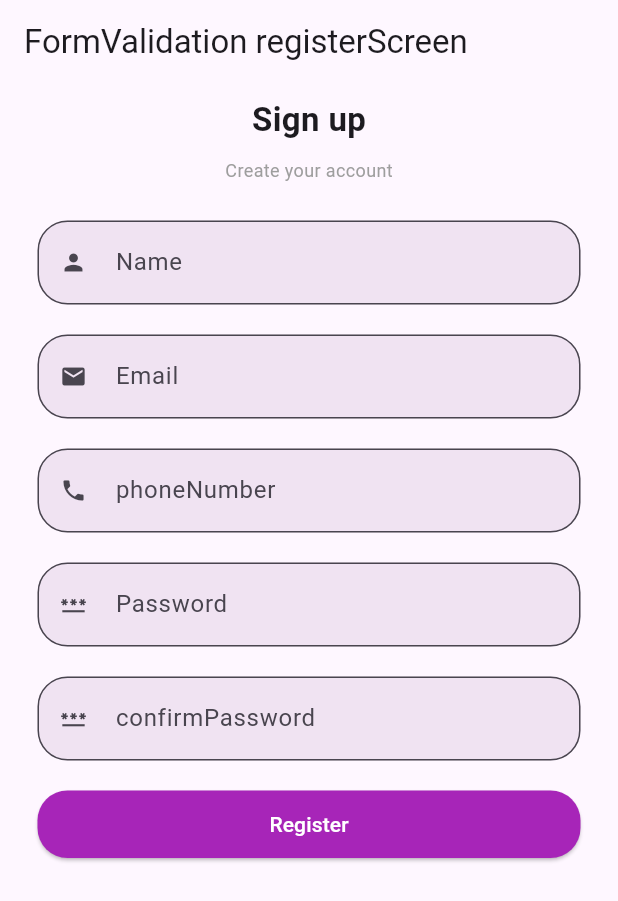
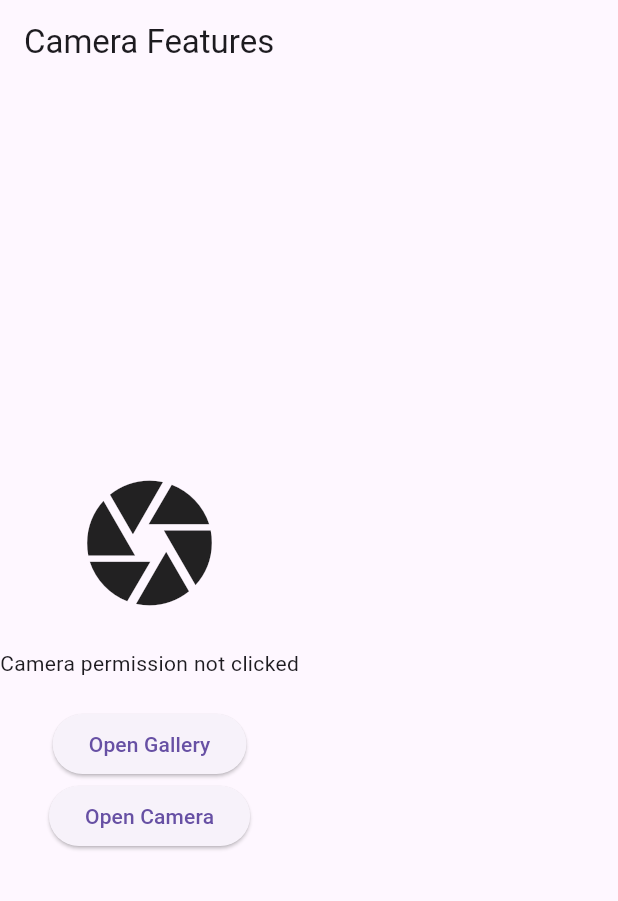
Before and after one commit to sombir0381/partice_ptojects, a Flutter app: the screen it shows after launch, on a phone screen of 412 x 824 dp. Shown: the top 901 px of the screen. Run offline on Flutter 3.47's test engine with Material 3 defaults, Android fonts, the phone set to English and light mode, and no system bars; our stand-ins replace image_picker, permission_handler, shared_preferences.

Commit message:
Camera permission

```diff
--- /dev/null
+++ b/lib/devicepermission/camerafeatures.dart
@@ -0,0 +1,99 @@
+import 'dart:io';
+
+import 'package:flutter/material.dart';
+import 'package:image_picker/image_picker.dart';
+import 'package:permission_handler/permission_handler.dart';
+
+class camerafeature extends StatefulWidget {
+  const camerafeature({super.key});
+
+  @override
+  State<camerafeature> createState() => _camerafeatureState();
+}
+
+class _camerafeatureState extends State<camerafeature> {
+  String message = "Camera permission not clicked";
+
+  final ImagePicker picker = ImagePicker();
+
+  File? image;
+
+  // Check camera permission
+  Future<void> checkcameraPermission() async {
+    PermissionStatus status = await Permission.camera.request();
+
+    print("Camera permission: $status");
+
+    if (status.isGranted) {
+      setState(() {
+        message = "Camera Permission Granted";
+      });
+
+      openCamera();
+    } else {
+      setState(() {
+        message = "Camera Permission Denied";
+      });
+    }
+  }
+
+  // Open Gallery
+  Future<void> openGallery() async {
+    final XFile? pickImage =
+    await picker.pickImage(source: ImageSource.gallery);
+
+    if (pickImage != null) {
+      setState(() {
+        image = File(pickImage.path);
+      });
+    }
+  }
+
+  // Open Camera
+  Future<void> openCamera() async {
+    final XFile? pickImage =
+    await picker.pickImage(source: ImageSource.camera);
+
+    if (pickImage != null) {
+      setState(() {
+        image = File(pickImage.path);
+      });
+    }
+  }
+
+  @override
+  Widget build(BuildContext context) {
+    return Scaffold(
+      appBar: AppBar(
+        title: const Text("Camera Features"),
+      ),
+      body: Column(
+        mainAxisAlignment: MainAxisAlignment.center,
+        children: [
+          image != null
+              ? Image.file(image!)
+              : const Icon(
+            Icons.camera,
+            size: 100,
+          ),
+
+          const SizedBox(height: 20),
+
+          Text(message),
+
+          const SizedBox(height: 20),
+
+          ElevatedButton(
+            onPressed: openGallery,
+            child: const Text("Open Gallery"),
+          ),
+
+          ElevatedButton(
+            onPressed: checkcameraPermission,
+            child: const Text("Open Camera"),
+          ),
+        ],
+      ),
+    );
+  }
+}
--- a/lib/main.dart
+++ b/lib/main.dart
@@ -12,6 +12,7 @@ import 'statefulpartice.dart';
 import 'apidatapassing/apiget.dart';
 import 'package:partice_ptojects/customwidget/maincustom.dart';
 import 'package:partice_ptojects/formvalidation/formregister.dart';
+import 'package:partice_ptojects/devicepermission/camerafeatures.dart';
 
 void main() {
   runApp(const MYApp());
@@ -29,7 +30,7 @@ class _MYAppState extends State<MYApp> {
   Widget build(BuildContext context) {
     return const MaterialApp(
       debugShowCheckedModeBanner: false,
-      home: formregister(),
+      home: camerafeature(),
     );
   }
 }
--- a/pubspec.yaml
+++ b/pubspec.yaml
@@ -41,6 +41,9 @@ dependencies:
 dev_dependencies:
   flutter_test:
     sdk: flutter
+
+  image_picker: ^1.1.2
+  permission_handler: ^12.0.1
 
   # The "flutter_lints" package below contains a set of recommended lints to
   # encourage good coding practices. The lint set provided by the package is
```
Also changed, not shown: pubspec.lock, 6 other files.
